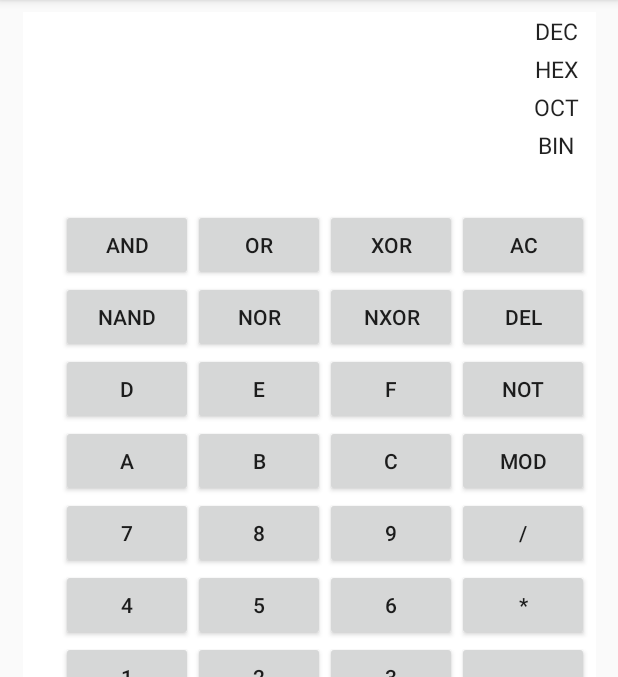
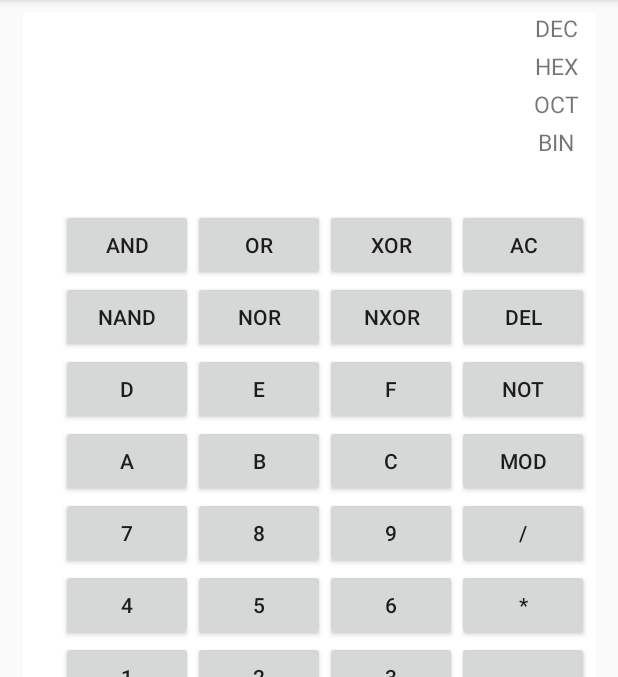
Before and after one commit to BlackburnCollege/procal, an Android app: the screen it shows after launch (MainActivity), on a phone screen of 412 x 824 dp, the part 84-761 px from its top. Run offline under Robolectric (Android 15) with nearby library versions, the phone set to English and light mode, and no system bars.

Commit message:
DrewHans - Made some changes... it should work now.

```diff
--- a/ProgrammerCalculator/app/src/main/res/layout/activity_main.xml
+++ b/ProgrammerCalculator/app/src/main/res/layout/activity_main.xml
@@ -375,7 +375,7 @@
             android:onClick="onPressBin"
             android:textAlignment="viewEnd" />
 
-        <EditText
+        <TextView
             android:id="@+id/DECText"
             android:layout_width="wrap_content"
             android:layout_height="wrap_content"
@@ -384,14 +384,12 @@
             android:layout_alignParentTop="true"
             android:layout_toEndOf="@+id/textView1"
             android:background="@android:color/transparent"
-            android:ems="10"
-            android:inputType="textPersonName"
             android:onClick="onPressDec"
-            android:text="DEC"
+            android:text="@string/DEC"
             android:textAlignment="center"
             android:textSize="15sp" />
 
-        <EditText
+        <TextView
             android:id="@+id/HEXText"
             android:layout_width="wrap_content"
             android:layout_height="wrap_content"
@@ -400,14 +398,12 @@
             android:layout_below="@+id/DECText"
             android:layout_toEndOf="@+id/textView1"
             android:background="@android:color/transparent"
-            android:ems="10"
-            android:inputType="textPersonName"
             android:onClick="onPressHex"
-            android:text="HEX"
+            android:text="@string/HEX"
             android:textAlignment="center"
             android:textSize="15sp" />
 
-        <EditText
+        <TextView
             android:id="@+id/OCTText"
             android:layout_width="wrap_content"
             android:layout_height="wrap_content"
@@ -416,14 +412,12 @@
             android:layout_below="@+id/textView2"
             android:layout_toEndOf="@+id/textView2"
             android:background="@android:color/transparent"
-            android:ems="10"
-            android:inputType="textPersonName"
             android:onClick="onPressOct"
-            android:text="OCT"
+            android:text="@string/OCT"
             android:textAlignment="center"
             android:textSize="15sp" />
 
-        <EditText
+        <TextView
             android:id="@+id/BINText"
             android:layout_width="wrap_content"
             android:layout_height="wrap_content"
@@ -432,10 +426,8 @@
             android:layout_below="@+id/textView3"
             android:layout_toEndOf="@+id/textView3"
             android:background="@android:color/transparent"
-            android:ems="10"
-            android:inputType="textPersonName"
             android:onClick="onPressBin"
-            android:text="BIN"
+            android:text="@string/BIN"
             android:textAlignment="center"
             android:textSize="15sp" />
 
```
Also changed, not shown: ProgrammerCalculator/app/src/main/java/edu/blackburn/programmercalculator/MainActivity.java (+104 -0 lines).
